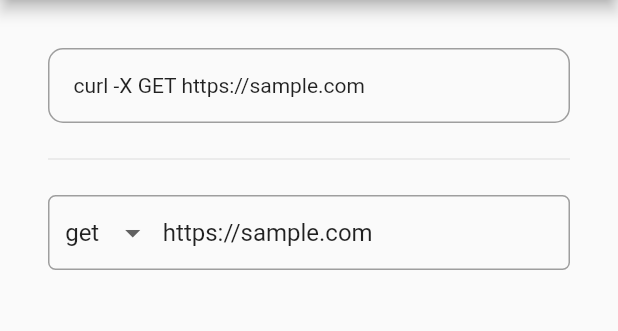
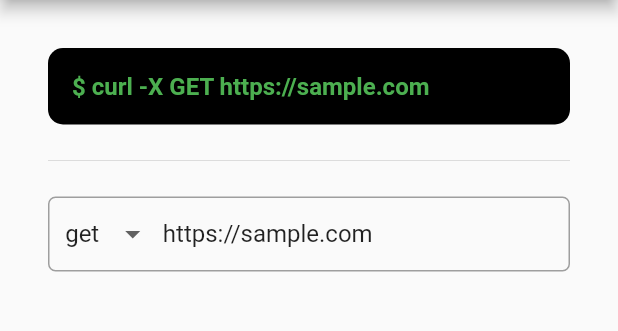
Before and after one commit to okaryo/curl_generator, a Flutter app: the screen it shows after launch, on a phone screen of 412 x 824 dp, the part 84-415 px from its top. Run offline on Flutter 3.47's test engine with Material 2 defaults, Android fonts, the phone set to English and light mode, and no system bars; our stand-ins replace flutter_riverpod, freezed_annotation.

Commit message:
[modify] command ui

```diff
--- a/lib/view/curl_command_widget.dart
+++ b/lib/view/curl_command_widget.dart
@@ -11,10 +11,13 @@ class CurlCommandWidget extends StatelessWidget {
       width: double.infinity,
       padding: const EdgeInsets.all(16),
       decoration: BoxDecoration(
-        border: Border.all(color: Colors.grey),
         borderRadius: BorderRadius.circular(10),
+        color: Colors.black,
       ),
-      child: Text(_command),
+      child: Text(
+        '\$ $_command',
+        style: const TextStyle(color: Colors.green, fontWeight: FontWeight.bold, fontSize: 16),
+      ),
     );
   }
 }
```
